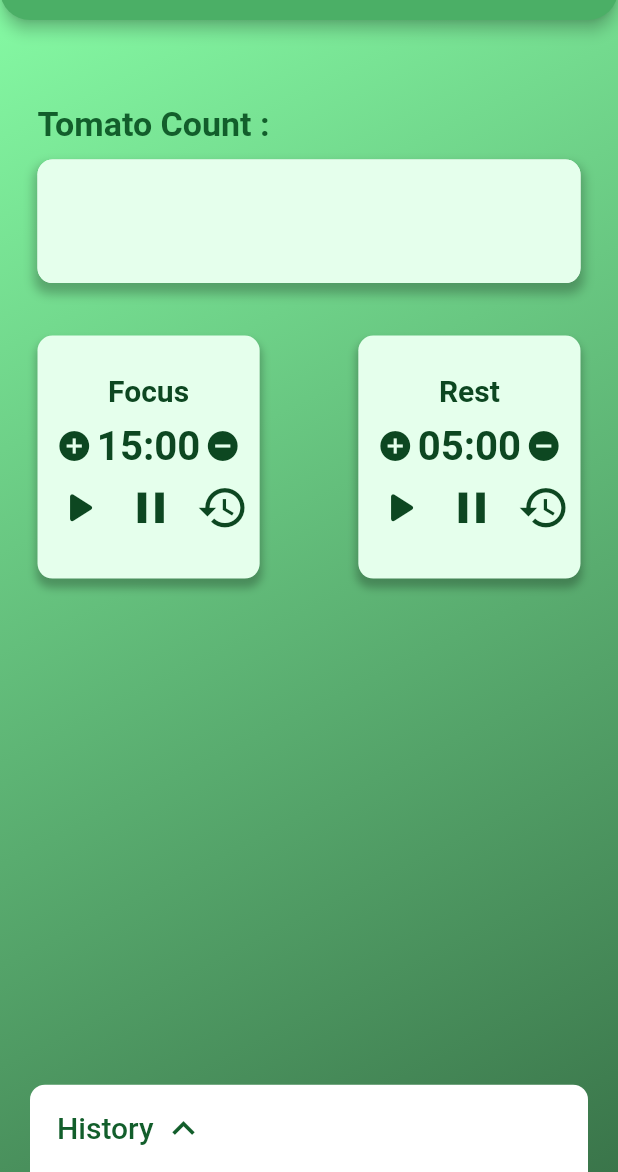
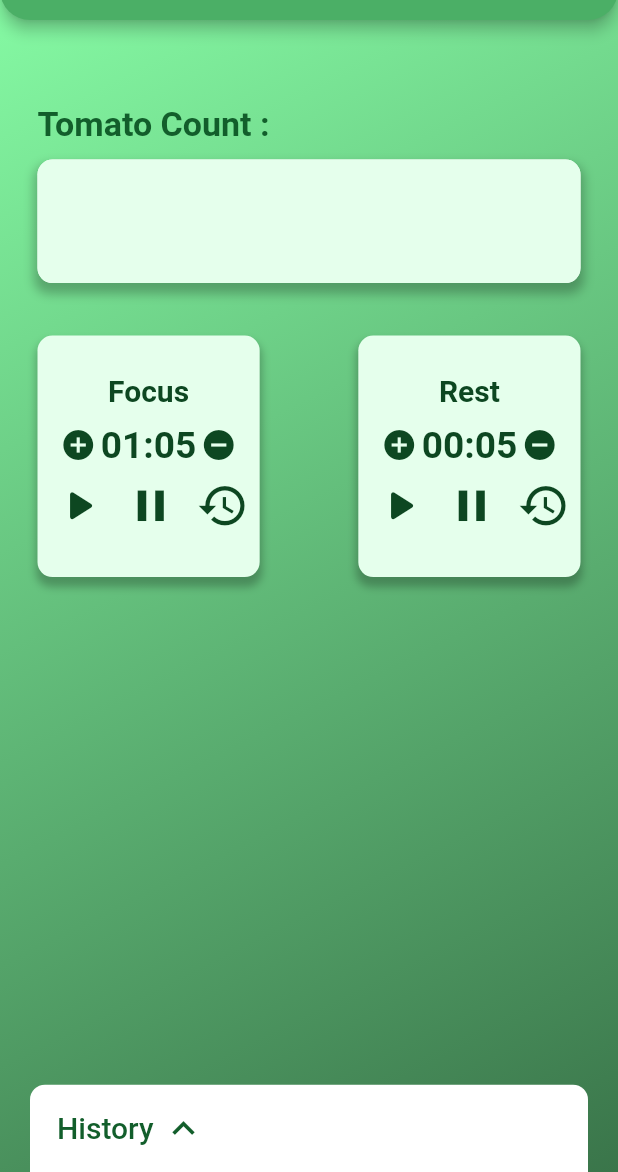
Before and after one commit to Mman7/tomato_clock, a Flutter app: the screen it shows after launch, after a tap on the "add circle" icon, after a tap on the "remove circle" icon, on a phone screen of 412 x 824 dp, the part 64-1236 px from its top. Run offline on Flutter 3.47's test engine with Material 2 defaults, Android fonts, the light colour scheme and no system bars; drawn by our look-alikes of timer_count_down; our stand-ins replace animate_do, device_preview, flutter_local_notifications, flutter_svg, hexcolor, logger and 2 more; missing offline and left inert: localstore, workmanager.

Commit message:
Big Update✅⚙ fix timer time wrong in background

```diff
--- a/lib/src/count_down_timer.dart
+++ b/lib/src/count_down_timer.dart
@@ -1,13 +1,10 @@
+import 'dart:async';
+
 import 'package:flutter/material.dart';
 import 'package:provider/provider.dart';
 import 'package:sizer/sizer.dart';
-import 'package:timer_count_down/timer_count_down.dart';
-import 'package:timer_count_down/timer_controller.dart';
-import 'package:tomato_clock/src/notification.dart';
 import 'package:tomato_clock/src/providers/current_status_provider.dart';
 import 'package:tomato_clock/src/providers/tomato_providers.dart';
-
-/// DOC: https://pub.dev/packages/timer_count_down
 
 class CountDownTimer extends StatefulWidget {
   // ignore: use_key_in_widget_constructors
@@ -26,42 +23,86 @@ class CountDownTimer extends StatefulWidget {
 }
 
 class _CountDownTimerState extends State<CountDownTimer> {
-  final CountdownController _controller = CountdownController();
-  late int seconds = widget.seconds;
+  Timer? timer;
+  late int maxSeconds = 5; // widget.seconds
+  late int seconds = maxSeconds;
   late final countingDatabase = context.read<TomatoCount>();
-
+  late final currentStatus = context.read<CurrentStatus>();
+  late final databaseName = widget.databaseName.toLowerCase();
   @override
   void initState() {
     super.initState();
-    context
-        .read<TomatoCount>()
-        .getCountingTime(databaseName: widget.databaseName)
-        .then((value) => setState(() {
-              seconds = value ?? widget.seconds;
-            }));
+    //! DEV HEREs
+    // context
+    //     .read<TomatoCount>()
+    //     .getCountingTime(databaseName: databaseName)
+    //     .then((value) => setState(() {
+    //           maxSeconds = value ?? maxSeconds;
+    //           seconds = value ?? maxSeconds;
+    //         }));
   }
 
   increaseTime() {
-    setState(() => seconds += 60);
+    setState(() => {seconds += 60, maxSeconds += 60});
     countingDatabase.saveCountingTime(
-        databaseName: widget.databaseName, value: seconds);
+        databaseName: databaseName, value: maxSeconds);
   }
 
   decreaseTime() {
     if (seconds == 0 || seconds.isNegative || seconds < 120) return;
-    setState(() => seconds -= 60);
+    setState(() => {
+          maxSeconds -= 60,
+          seconds -= 60,
+        });
     countingDatabase.saveCountingTime(
-        databaseName: widget.databaseName, value: seconds);
-    _controller.restart();
-    _controller.pause();
+        databaseName: databaseName, value: maxSeconds);
   }
 
-  secondsToMinutes({required double seconds}) {
+  secondsToMinutes({required seconds}) {
     getParsedTime(String time) => time.length <= 1 ? '0$time' : time;
-    var formatedTimeMinute = seconds ~/ 60;
-    var formatedTimeSeconds = (seconds % 60).truncate();
+    var min = seconds ~/ 60;
+    var sec = (seconds % 60).truncate();
+    if (seconds < 0) sec = seconds.truncate();
+    return '${getParsedTime(min.toString())}:${getParsedTime(sec.toString())}';
+  }
 
-    return '${getParsedTime(formatedTimeMinute.toString())}:${getParsedTime(formatedTimeSeconds.toString())}';
+  playTimer() {
+    final isRunning = timer == null ? false : timer!.isActive;
+    if (isRunning) return;
+    timer = Timer.periodic(const Duration(seconds: 1), (timer) {
+      setState(() {
+        seconds--;
+      });
+      print('time checking $seconds');
+      if (seconds <= 0 || seconds.isNegative) timesUp();
+    });
+    currentStatus.changeStatus(value: databaseName);
+  }
+
+  pauseTimer() {
+    timer?.cancel();
+    () => widget.onStart();
+  }
+
+  resetTimer() {
+    timer?.cancel();
+    setState(() {
+      seconds = maxSeconds;
+    });
+  }
+
+  timesUp() {
+    timer?.cancel();
+    setState(() {
+      seconds = maxSeconds;
+      widget.onFinish();
+    });
+  }
+
+  @override
+  void dispose() {
+    super.dispose();
+    timer?.cancel();
   }
 
   @override
@@ -85,24 +126,13 @@ class _CountDownTimerState extends State<CountDownTimer> {
                     color: themePrimaryColor,
                   )),
             ),
-            Countdown(
-              controller: _controller,
-              //! DEV HERE
-              seconds: seconds,
-              build: (BuildContext context, double time) => Text(
-                secondsToMinutes(seconds: time).toString(),
-                style: TextStyle(
-                    color: themePrimaryColor,
-                    fontSize: 6.5.w,
-                    fontWeight: FontWeight.w700),
-              ),
-              interval: const Duration(milliseconds: 100),
-              onFinished: () {
-                _controller.restart();
-                _controller.pause();
-                widget.onFinish();
-                context.read<NotificationService>().instantNotification();
-              },
+            Text(
+              '${secondsToMinutes(seconds: seconds)}',
+              // '$seconds',
+              style: TextStyle(
+                  color: themePrimaryColor,
+                  fontSize: 6.w,
+                  fontWeight: FontWeight.w700),
             ),
             Material(
               color: Colors.transparent,
@@ -126,24 +156,17 @@ class _CountDownTimerState extends State<CountDownTimer> {
                 customIconButton(
                   context: context,
                   icon: Icons.play_arrow_rounded,
-                  callback: () {
-                    widget.onStart();
-                    _controller.start();
-                  },
+                  callback: () => playTimer(),
                 ),
                 customIconButton(
                   context: context,
                   icon: Icons.pause,
-                  callback: () => _controller.pause(),
+                  callback: () => pauseTimer(),
                 ),
                 customIconButton(
                   context: context,
                   icon: Icons.restore,
-                  callback: () => {
-                    _controller.restart(),
-                    _controller.pause(),
-                    context.read<CurrentStatus>().changeStatus(value: null)
-                  },
+                  callback: () => resetTimer(),
                 ),
               ],
             ),
```
